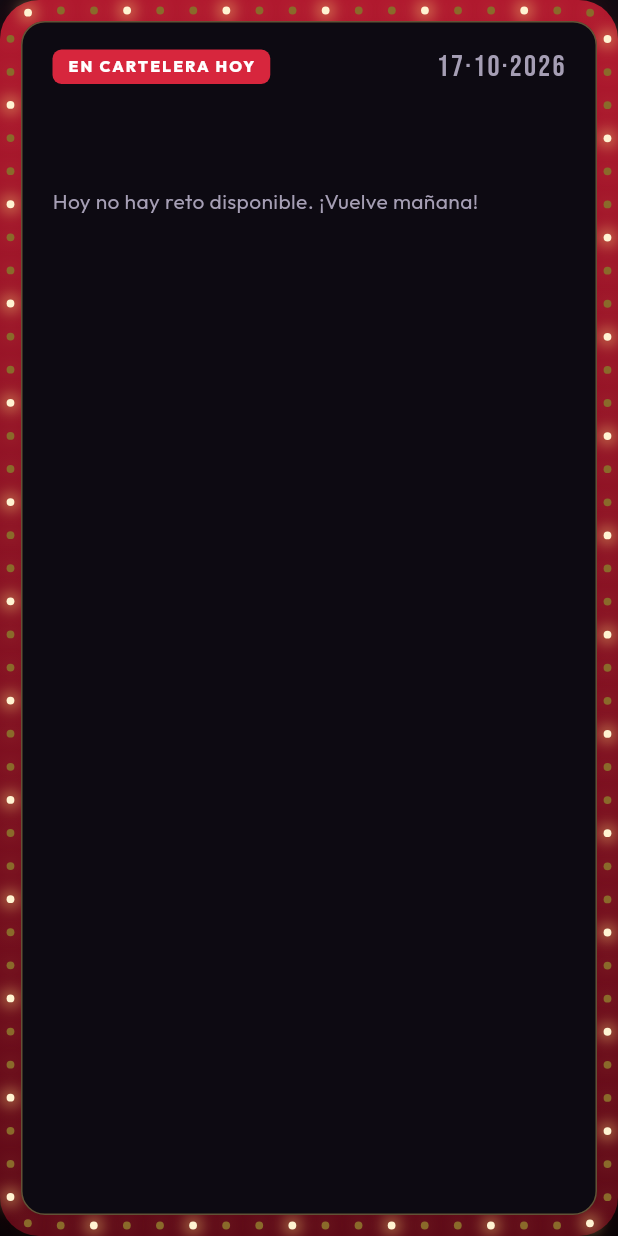
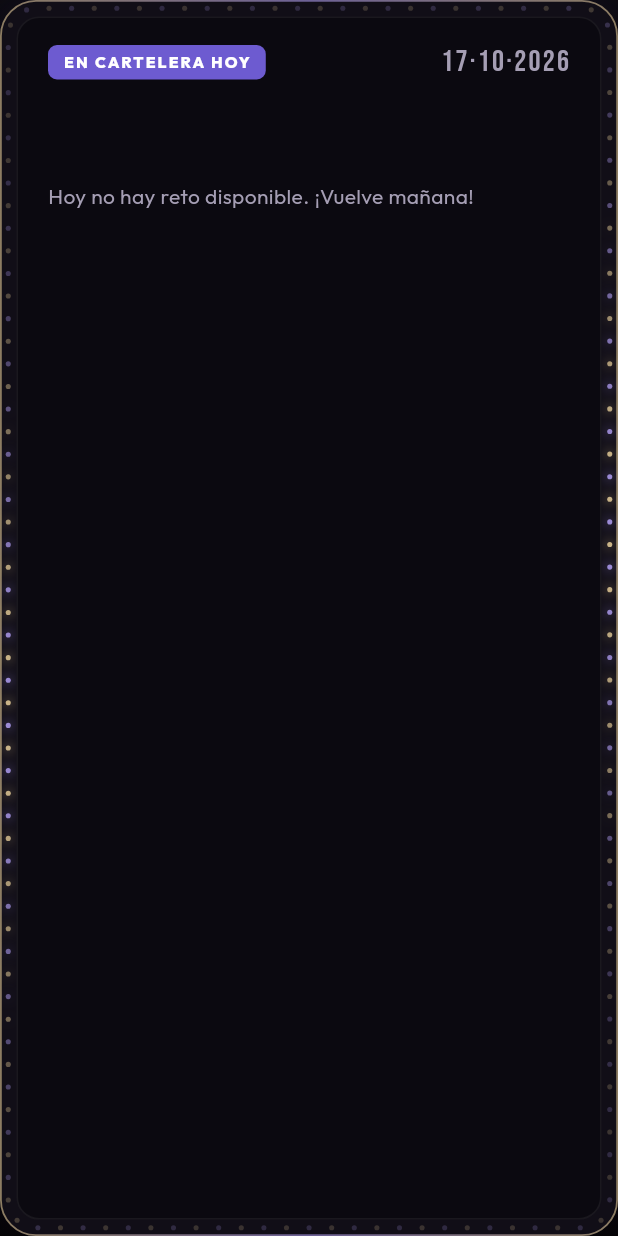
Before and after one commit to AlexLube/didac-quiz, a Flutter app: the _ChallengeCard widget shown alone on an empty page, opened directly with empty values, on a phone screen of 412 x 824 dp. Run offline on Flutter 3.47's test engine with Material 3 defaults, Android fonts, the phone set to English and light mode, and no system bars; our stand-ins replace audioplayers, google_mobile_ads, image_picker, share_plus, shared_preferences, supabase_flutter and 1 more; accounts and stored records are empty; network calls fail.

Commit message:
Marquesina más discreta con colores según la época del año
Filo fino y bombillas pequeñas con una ola lenta; temas para Navidad,
Halloween, San Valentín, verano y vuelta al cole, y champán-violeta el
resto del año. En la web se puede forzar con ?tema=<id>.

Co-Authored-By: Claude Opus 5.5 (1M context) <noreply@anthropic.com>
Claude-Session: https://claude.ai/code/session_01G7AVypuvSLCygrtJHoa1Lv

```diff
--- a/app/lib/screens/home_screen.dart
+++ b/app/lib/screens/home_screen.dart
@@ -11,6 +11,7 @@ import '../theme.dart';
 import '../widgets/common.dart';
 import '../services/achievements.dart';
 import '../widgets/marquee.dart';
+import '../widgets/season.dart';
 import '../widgets/unlock_dialog.dart';
 import 'achievements_screen.dart';
 import 'auth_screens.dart';
@@ -340,9 +341,9 @@ class _ChallengeCard extends StatelessWidget {
       child: Container(
         padding: const EdgeInsets.fromLTRB(20, 18, 20, 20),
         decoration: BoxDecoration(
-          color: const Color(0xFF0D0A12),
-          borderRadius: BorderRadius.circular(16),
-          border: Border.all(color: AppColors.gold.withValues(alpha: 0.35)),
+          color: const Color(0xFF0B0910),
+          borderRadius: BorderRadius.circular(15),
+          border: Border.all(color: Colors.white.withValues(alpha: 0.06)),
         ),
         child: Column(
           crossAxisAlignment: CrossAxisAlignment.start,
@@ -352,7 +353,7 @@ class _ChallengeCard extends StatelessWidget {
                 Container(
                   padding: const EdgeInsets.symmetric(horizontal: 10, vertical: 4),
                   decoration: BoxDecoration(
-                    color: AppColors.curtain,
+                    color: SeasonTheme.current.tag,
                     borderRadius: BorderRadius.circular(6),
                   ),
                   child: Text(tag.toUpperCase(),
--- a/app/lib/widgets/marquee.dart
+++ b/app/lib/widgets/marquee.dart
@@ -4,6 +4,7 @@ import 'dart:ui' show ImageFilter;
 import 'package:flutter/material.dart';
 
 import '../theme.dart';
+import 'season.dart';
 
 /// Texto con degradado dorado (rótulos de cartelera).
 class GoldText extends StatelessWidget {
@@ -24,12 +25,14 @@ class GoldText extends StatelessWidget {
   }
 }
 
-/// Marco de marquesina: bombillas alrededor que se encienden en cadena.
+/// Marco de marquesina discreto: un filo fino y bombillas pequeñas que se
+/// encienden en una ola lenta. Los colores cambian con la época del año.
 class MarqueeFrame extends StatefulWidget {
   final Widget child;
   final double radius;
   final double spacing;
-  const MarqueeFrame({super.key, required this.child, this.radius = 26, this.spacing = 22});
+  final SeasonTheme? theme;
+  const MarqueeFrame({super.key, required this.child, this.radius = 24, this.spacing = 15, this.theme});
 
   @override
   State<MarqueeFrame> createState() => _MarqueeFrameState();
@@ -37,7 +40,7 @@ class MarqueeFrame extends StatefulWidget {
 
 class _MarqueeFrameState extends State<MarqueeFrame> with SingleTickerProviderStateMixin {
   late final AnimationController _c =
-      AnimationController(vsync: this, duration: const Duration(milliseconds: 1600))..repeat();
+      AnimationController(vsync: this, duration: const Duration(seconds: 7))..repeat();
 
   @override
   void dispose() {
@@ -47,13 +50,15 @@ class _MarqueeFrameState extends State<MarqueeFrame> with SingleTickerProviderSt
 
   @override
   Widget build(BuildContext context) {
+    final theme = widget.theme ?? SeasonTheme.current;
+    final still = MediaQuery.maybeDisableAnimationsOf(context) ?? false;
     return Container(
       decoration: BoxDecoration(
         borderRadius: BorderRadius.circular(widget.radius),
-        gradient: AppColors.curtainGradient,
+        color: const Color(0xFF110E17),
         boxShadow: [
-          BoxShadow(color: AppColors.curtain.withValues(alpha: 0.35), blurRadius: 32, spreadRadius: -6),
-          BoxShadow(color: Colors.black.withValues(alpha: 0.6), blurRadius: 24, offset: const Offset(0, 14)),
+          BoxShadow(color: theme.glow.withValues(alpha: 0.16), blurRadius: 30, spreadRadius: -8),
+          BoxShadow(color: Colors.black.withValues(alpha: 0.55), blurRadius: 22, offset: const Offset(0, 12)),
         ],
       ),
       child: Stack(
@@ -63,12 +68,12 @@ class _MarqueeFrameState extends State<MarqueeFrame> with SingleTickerProviderSt
               child: AnimatedBuilder(
                 animation: _c,
                 builder: (context, _) => CustomPaint(
-                  painter: _BulbsPainter(_c.value, widget.radius, widget.spacing),
+                  painter: _BulbsPainter(still ? 0 : _c.value, widget.radius, widget.spacing, theme),
                 ),
               ),
             ),
           ),
-          Padding(padding: const EdgeInsets.all(14), child: widget.child),
+          Padding(padding: const EdgeInsets.all(11), child: widget.child),
         ],
       ),
     );
@@ -79,30 +84,47 @@ class _BulbsPainter extends CustomPainter {
   final double t;
   final double radius;
   final double spacing;
-  _BulbsPainter(this.t, this.radius, this.spacing);
+  final SeasonTheme theme;
+  _BulbsPainter(this.t, this.radius, this.spacing, this.theme);
 
   @override
   void paint(Canvas canvas, Size size) {
-    const inset = 7.0;
+    final outer = RRect.fromRectAndRadius(Offset.zero & size, Radius.circular(radius)).deflate(0.6);
+    canvas.drawRRect(
+        outer,
+        Paint()
+          ..style = PaintingStyle.stroke
+          ..strokeWidth = 1.2
+          ..shader = LinearGradient(colors: [
+            for (final c in theme.bulbs) c.withValues(alpha: 0.55),
+            theme.bulbs.first.withValues(alpha: 0.55),
+          ]).createShader(Offset.zero & size));
+
+    const inset = 5.5;
     final rect = Rect.fromLTWH(inset, inset, size.width - 2 * inset, size.height - 2 * inset);
     final path = Path()..addRRect(RRect.fromRectAndRadius(rect, Radius.circular(radius - inset)));
     final metric = path.computeMetrics().first;
     final n = (metric.length / spacing).floor();
-    final phase = (t * 3).floor() % 3;
     for (var i = 0; i < n; i++) {
       final pos = metric.getTangentForOffset(i * metric.length / n)!.position;
-      final on = i % 3 == phase;
-      final glow = Paint()
-        ..color = AppColors.gold.withValues(alpha: on ? 0.55 : 0.12)
-        ..maskFilter = const MaskFilter.blur(BlurStyle.normal, 5);
-      canvas.drawCircle(pos, on ? 6 : 4, glow);
-      canvas.drawCircle(pos, 2.6,
-          Paint()..color = on ? const Color(0xFFFFF4D2) : const Color(0xFF8A6A2A));
+      // Ola suave que recorre el marco dos veces por vuelta.
+      final w = 0.5 + 0.5 * math.cos(2 * math.pi * (2 * i / n - t));
+      final level = 0.18 + 0.62 * w * w * w;
+      final color = theme.bulbs[i % theme.bulbs.length];
+      if (level > 0.4) {
+        canvas.drawCircle(
+            pos,
+            4,
+            Paint()
+              ..color = color.withValues(alpha: (level - 0.4) * 0.6)
+              ..maskFilter = const MaskFilter.blur(BlurStyle.normal, 3.5));
+      }
+      canvas.drawCircle(pos, 1.7, Paint()..color = color.withValues(alpha: level));
     }
   }
 
   @override
-  bool shouldRepaint(covariant _BulbsPainter old) => old.t != t;
+  bool shouldRepaint(covariant _BulbsPainter old) => old.t != t || old.theme != theme;
 }
 
 /// Encoge un poco al pulsar (sensación táctil).
--- /dev/null
+++ b/app/lib/widgets/season.dart
@@ -0,0 +1,50 @@
+import 'package:flutter/foundation.dart' show kIsWeb;
+import 'package:flutter/material.dart';
+
+/// Colores de la marquesina según la época del año. Fuera de las fechas
+/// señaladas se usa el tema «estreno»: dorado champán con un toque violeta.
+class SeasonTheme {
+  final String id;
+  final List<Color> bulbs; // colores de las bombillas, en orden
+  final Color tag; // fondo de la etiqueta «En cartel»
+  final Color glow;
+  const SeasonTheme(this.id, {required this.bulbs, required this.tag, required this.glow});
+
+  static const estreno = SeasonTheme('estreno',
+      bulbs: [Color(0xFFF2D8A0), Color(0xFFB9A6FF)], tag: Color(0xFF6D5BD0), glow: Color(0xFF8E7CFF));
+  static const navidad = SeasonTheme('navidad',
+      bulbs: [Color(0xFFFF5A5F), Color(0xFFFFF1D6), Color(0xFF3CC184)],
+      tag: Color(0xFFC62A3A), glow: Color(0xFFFF5A5F));
+  static const halloween = SeasonTheme('halloween',
+      bulbs: [Color(0xFFFF8A2A), Color(0xFF9B6BFF)], tag: Color(0xFFE0641A), glow: Color(0xFFFF8A2A));
+  static const sanValentin = SeasonTheme('sanvalentin',
+      bulbs: [Color(0xFFFF6F9C), Color(0xFFFFC7D6)], tag: Color(0xFFD6336C), glow: Color(0xFFFF6F9C));
+  static const verano = SeasonTheme('verano',
+      bulbs: [Color(0xFF4FD8C8), Color(0xFFFFB27A)], tag: Color(0xFF169C8E), glow: Color(0xFF4FD8C8));
+  static const vueltaAlCole = SeasonTheme('vueltaalcole',
+      bulbs: [Color(0xFFFFD25A), Color(0xFF6CB6FF)], tag: Color(0xFF2F7FD8), glow: Color(0xFF6CB6FF));
+
+  static const all = [estreno, navidad, halloween, sanValentin, verano, vueltaAlCole];
+
+  /// Tema para una fecha (calendario de España).
+  static SeasonTheme forDate(DateTime d) {
+    final md = d.month * 100 + d.day;
+    if (md >= 1201 || md <= 106) return navidad; // 1 dic – Reyes
+    if (md >= 1024 && md <= 1101) return halloween;
+    if (md >= 207 && md <= 214) return sanValentin;
+    if (md >= 901 && md <= 915) return vueltaAlCole;
+    if (md >= 701 && md <= 831) return verano;
+    return estreno;
+  }
+
+  /// En la web se puede forzar con ?tema=halloween para probarlo.
+  static SeasonTheme get current {
+    if (kIsWeb) {
+      final forced = Uri.base.queryParameters['tema'];
+      for (final t in all) {
+        if (t.id == forced) return t;
+      }
+    }
+    return forDate(DateTime.now());
+  }
+}
```
